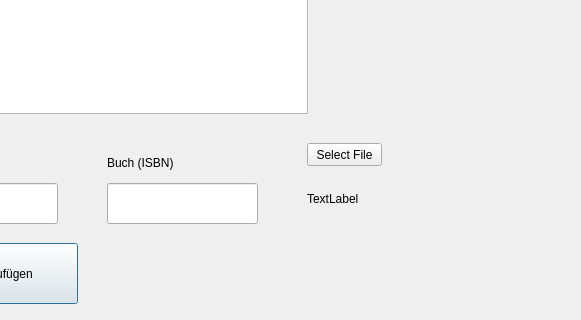
Qt form unit.ui (anastasijabb/DatabaseGUI) before a commit; both pictures show x 323 to 904 and y 257 to 577 of the 904 by 577 pixel window.
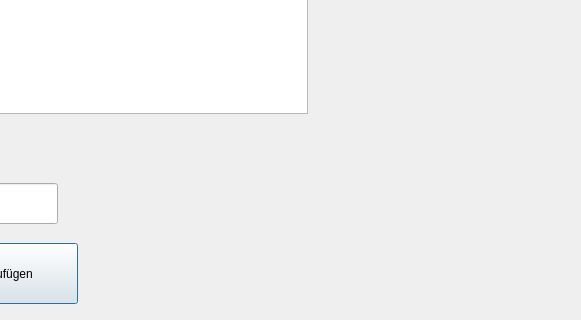
The same form after that commit.

Diff of the .ui file:
```diff
--- a/unit.ui
+++ b/unit.ui
@@ -65,32 +65,6 @@
     <string/>
    </property>
   </widget>
-  <widget class="QLineEdit" name="Buch">
-   <property name="geometry">
-    <rect>
-     <x>430</x>
-     <y>440</y>
-     <width>151</width>
-     <height>41</height>
-    </rect>
-   </property>
-   <property name="text">
-    <string/>
-   </property>
-  </widget>
-  <widget class="QLabel" name="label_3">
-   <property name="geometry">
-    <rect>
-     <x>430</x>
-     <y>410</y>
-     <width>71</width>
-     <height>20</height>
-    </rect>
-   </property>
-   <property name="text">
-    <string>Buch (ISBN)</string>
-   </property>
-  </widget>
   <widget class="QLineEdit" name="deleteRow">
    <property name="geometry">
     <rect>
@@ -140,32 +114,6 @@
     <string/>
    </property>
   </widget>
-  <widget class="QPushButton" name="pushButton_3">
-   <property name="geometry">
-    <rect>
-     <x>630</x>
-     <y>400</y>
-     <width>75</width>
-     <height>23</height>
-    </rect>
-   </property>
-   <property name="text">
-    <string>Select File</string>
-   </property>
-  </widget>
-  <widget class="QLabel" name="label_4">
-   <property name="geometry">
-    <rect>
-     <x>630</x>
-     <y>430</y>
-     <width>221</width>
-     <height>51</height>
-    </rect>
-   </property>
-   <property name="text">
-    <string>TextLabel</string>
-   </property>
-  </widget>
   <widget class="QTableView" name="tableViewBuch">
    <property name="geometry">
     <rect>
```
